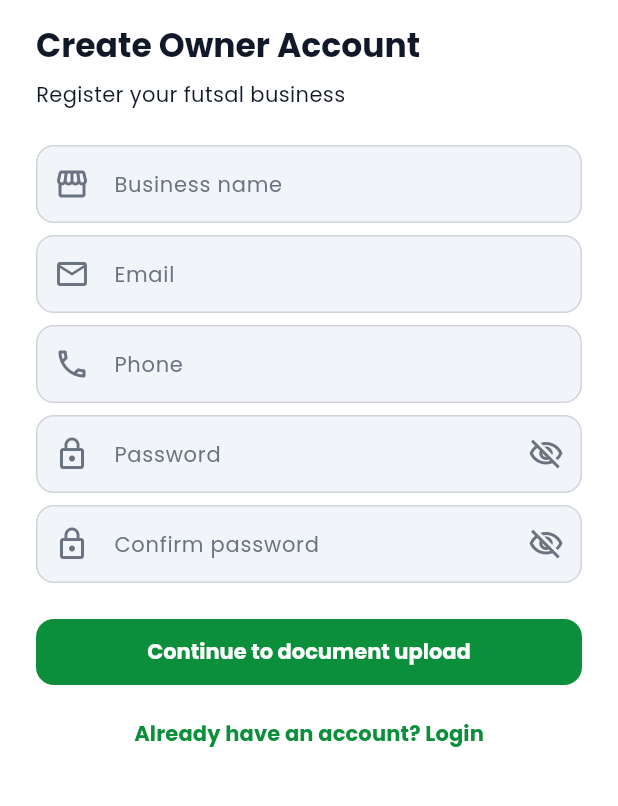
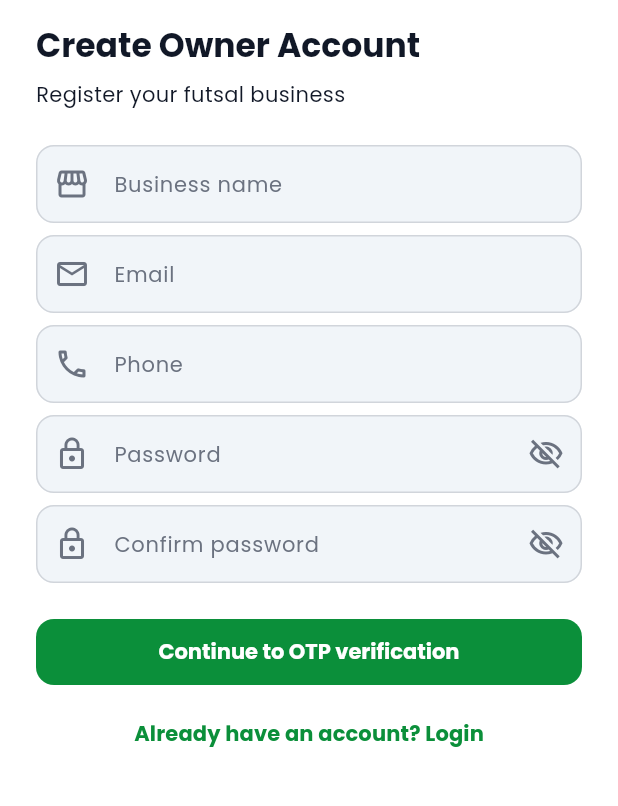
Before and after one commit to ByteNirush/Futsmandu_Owner, a Flutter app: the RegisterScreen screen opened by its route, on a phone screen of 412 x 824 dp, the part 206-1012 px from its top. Run offline on Flutter 3.47's test engine with Material 3 defaults, Android fonts, the phone set to English and light mode, and no system bars; our stand-ins replace flutter_secure_storage, freezed_annotation, google_fonts, pinput, shared_preferences, table_calendar; accounts and stored records are empty.

Commit message:
fix(auth): update registration flow to skip document upload
- Change CTA label to 'Continue to OTP verification'
- Navigate directly to shell after OTP instead of document upload

```diff
--- a/lib/features/auth/presentation/screens/register_screen.dart
+++ b/lib/features/auth/presentation/screens/register_screen.dart
@@ -80,11 +80,11 @@ class RegisterScreen extends StatelessWidget {
                     // ── Primary CTA ─────────────────────────────────────────
                     const SizedBox(height: AppSpacing.md),
                     AppButton(
-                      label: 'Continue to document upload',
+                      label: 'Continue to OTP verification',
                       onPressed: () => Navigator.pushNamed(
                         context,
                         '/otp-verification',
-                        arguments: {'nextRoute': '/upload-documents'},
+                        arguments: {'nextRoute': '/shell'},
                       ),
                     ),
 
```
